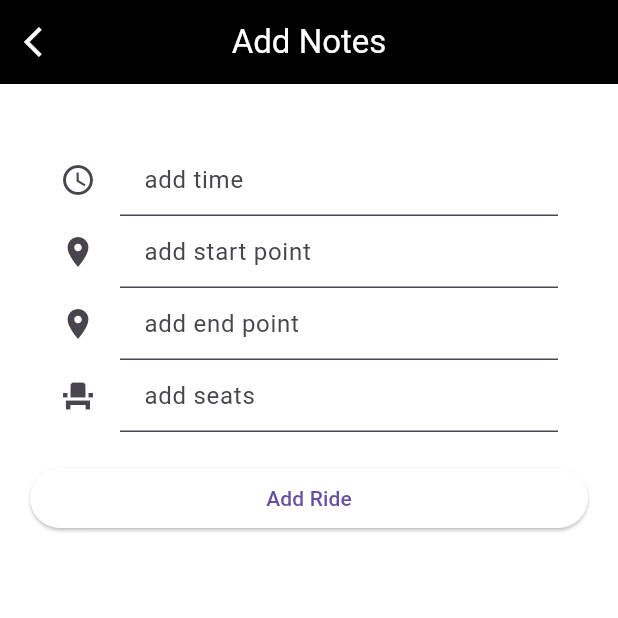
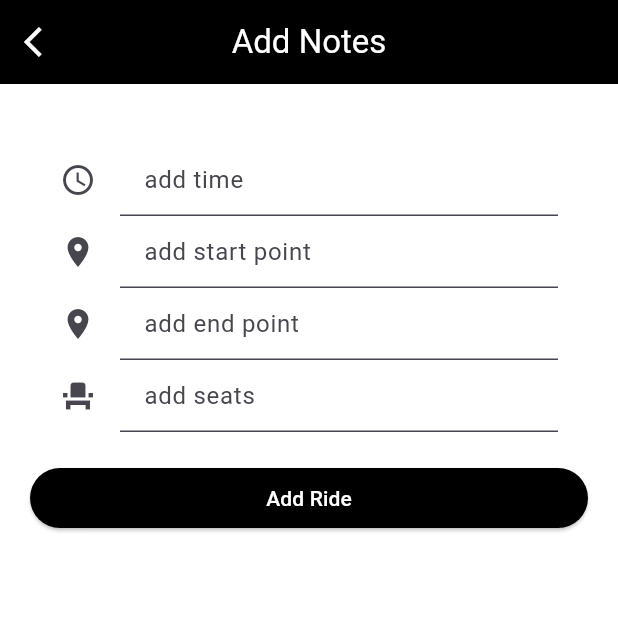
Before and after one commit to KarimAshraf21/driver-mobile-project, a Flutter app: the AddPage screen opened directly, on a phone screen of 412 x 824 dp, the top half of it. Run offline on Flutter 3.47's test engine with Material 3 defaults, Android fonts, the phone set to English and light mode, and no system bars; our stand-ins replace cloud_firestore, firebase_auth, firebase_core; accounts and stored records are empty.

Commit message:
adjusting colors

```diff
--- a/lib/add_ride.dart
+++ b/lib/add_ride.dart
@@ -113,7 +113,7 @@ class _AddPageState extends State<AddPage> {
                 ElevatedButton(
                   style: ButtonStyle(
                     backgroundColor:
-                        MaterialStateProperty.all<Color>(Colors.white),
+                        MaterialStateProperty.all<Color>(Colors.black),
                   ),
                   onPressed: () async {
                     if (_formKey.currentState!.validate()) {
@@ -155,7 +155,8 @@ class _AddPageState extends State<AddPage> {
                       }
                     }
                   },
-                  child: const Text("Add Ride"),
+                  child: const Text("Add Ride",
+                      style: TextStyle(color: Colors.white)),
                 ),
               ],
             ),
```
